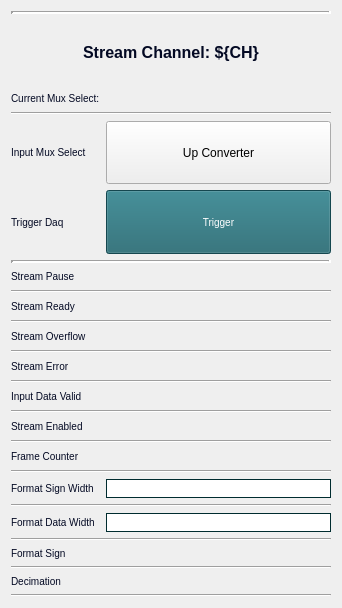
First picture: the form in individuals/up_converter_ch_stream.ui, repository cristinasewell/ATCA_PyDM_Screens, before the edit.
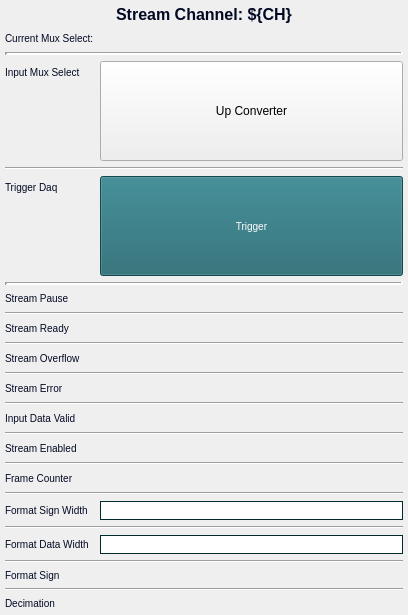
Second picture: the form after the edit. Custom widgets are drawn as their Qt base class.

Commit message: FIX - fix layout for some widgets - mostly stream channel widgets

Diff of the .ui file:
```diff
--- a/individuals/up_converter_ch_stream.ui
+++ b/individuals/up_converter_ch_stream.ui
@@ -6,12 +6,12 @@
    <rect>
     <x>0</x>
     <y>0</y>
-    <width>342</width>
-    <height>608</height>
+    <width>408</width>
+    <height>615</height>
    </rect>
   </property>
   <property name="sizePolicy">
-   <sizepolicy hsizetype="Expanding" vsizetype="Expanding">
+   <sizepolicy hsizetype="MinimumExpanding" vsizetype="Preferred">
     <horstretch>0</horstretch>
     <verstretch>0</verstretch>
    </sizepolicy>
@@ -25,102 +25,52 @@
   <property name="windowTitle">
    <string>Bay1 Channel Stream </string>
   </property>
-  <layout class="QGridLayout" name="gridLayout">
-   <item row="18" column="0" colspan="4">
-    <widget class="Line" name="line_6">
-     <property name="orientation">
-      <enum>Qt::Horizontal</enum>
-     </property>
-    </widget>
-   </item>
-   <item row="25" column="0" colspan="2">
-    <widget class="QLabel" name="label_11">
-     <property name="styleSheet">
-      <string notr="true">QLabel{
-  color:#030923;
-  font-size: 10px;
-  font-style: bold;
-}</string>
-     </property>
-     <property name="text">
-      <string>Format Sign</string>
-     </property>
-    </widget>
-   </item>
-   <item row="15" column="3">
-    <widget class="PyDMLabel" name="PyDMLabel_5">
-     <property name="font">
-      <font>
-       <pointsize>10</pointsize>
-      </font>
-     </property>
-     <property name="toolTip">
-      <string/>
-     </property>
-     <property name="styleSheet">
-      <string notr="true"/>
-     </property>
-     <property name="text">
-      <string/>
-     </property>
-     <property name="channel" stdset="0">
-      <string>ca://${DEVICE}:DAQMUX1_INPDATAVALID${CH}</string>
-     </property>
-    </widget>
-   </item>
-   <item row="0" column="0" colspan="4">
-    <widget class="Line" name="line_13">
+  <layout class="QVBoxLayout" name="verticalLayout" stretch="0,1">
+   <property name="leftMargin">
+    <number>5</number>
+   </property>
+   <property name="topMargin">
+    <number>5</number>
+   </property>
+   <property name="rightMargin">
+    <number>5</number>
+   </property>
+   <property name="bottomMargin">
+    <number>5</number>
+   </property>
+   <item>
+    <widget class="QLabel" name="label">
      <property name="sizePolicy">
-      <sizepolicy hsizetype="Preferred" vsizetype="Minimum">
+      <sizepolicy hsizetype="MinimumExpanding" vsizetype="MinimumExpanding">
        <horstretch>0</horstretch>
        <verstretch>0</verstretch>
       </sizepolicy>
      </property>
-     <property name="lineWidth">
-      <number>3</number>
-     </property>
-     <property name="orientation">
-      <enum>Qt::Horizontal</enum>
-     </property>
-    </widget>
-   </item>
-   <item row="16" column="0" colspan="4">
-    <widget class="Line" name="line_5">
-     <property name="orientation">
-      <enum>Qt::Horizontal</enum>
-     </property>
-    </widget>
-   </item>
-   <item row="17" column="3">
-    <widget class="PyDMLabel" name="PyDMLabel_6">
-     <property name="font">
-      <font>
-       <pointsize>10</pointsize>
-      </font>
-     </property>
-     <property name="toolTip">
-      <string/>
-     </property>
      <property name="styleSheet">
-      <string notr="true"/>
+      <string notr="true">QLabel{
+  color:#030923;
+  font-size: 16px;
+  font: bold;
+}</string>
      </property>
      <property name="text">
-      <string/>
+      <string>Stream Channel: ${CH}</string>
      </property>
-     <property name="channel" stdset="0">
-      <string>ca://${DEVICE}:DAQMUX1_STRMENABLED${CH}</string>
+     <property name="alignment">
+      <set>Qt::AlignCenter</set>
      </property>
     </widget>
    </item>
-   <item row="24" column="0" colspan="4">
-    <widget class="Line" name="line_9">
-     <property name="orientation">
-      <enum>Qt::Horizontal</enum>
-     </property>
-    </widget>
-   </item>
-   <item row="2" column="0" colspan="3">
+   <item>
+    <layout class="QFormLayout" name="formLayout">
+     <item row="0" column="0">
     <widget class="QLabel" name="label_15">
+       <property name="sizePolicy">
+        <sizepolicy hsizetype="MinimumExpanding" vsizetype="Preferred">
+         <horstretch>0</horstretch>
+         <verstretch>0</verstretch>
+        </sizepolicy>
+       </property>
      <property name="styleSheet">
       <string notr="true">QLabel{
   color:#030923;
@@ -133,179 +83,104 @@
      </property>
     </widget>
    </item>
-   <item row="3" column="0" colspan="4">
-    <widget class="Line" name="line_14">
-     <property name="orientation">
-      <enum>Qt::Horizontal</enum>
-     </property>
-    </widget>
-   </item>
-   <item row="22" column="0" colspan="4">
-    <widget class="Line" name="line_8">
-     <property name="orientation">
-      <enum>Qt::Horizontal</enum>
-     </property>
-    </widget>
-   </item>
-   <item row="27" column="3">
-    <layout class="QHBoxLayout" name="horizontalLayout_2">
-     <item>
-      <widget class="PyDMEnumButton" name="PyDMEnumButton_2">
+     <item row="0" column="1">
+      <widget class="PyDMLabel" name="PyDMLabel_8">
        <property name="toolTip">
         <string/>
        </property>
        <property name="styleSheet">
-        <string notr="true">QPushButton {
-  background-color: #50697D;
-  border-color: #F3B749;
-  color:white;
-  font-size: 10px;
-}
-QPushButton:checked{
-  background-color: #14B09B;
-  font: bold
-}
-QPushButton:hover{
-  border-style: outset;
-}</string>
-       </property>
-       <property name="channel" stdset="0">
-        <string>ca://${DEVICE}:DAQMUX1_DECIMATION${CH}</string>
-       </property>
-       <property name="orientation" stdset="0">
-        <enum>Qt::Horizontal</enum>
-       </property>
-       <property name="marginTop" stdset="0">
-        <number>0</number>
-       </property>
-       <property name="marginBottom" stdset="0">
-        <number>0</number>
-       </property>
-       <property name="marginLeft" stdset="0">
-        <number>0</number>
-       </property>
-       <property name="marginRight" stdset="0">
-        <number>0</number>
-       </property>
-       <property name="horizontalSpacing" stdset="0">
-        <number>4</number>
-       </property>
-       <property name="verticalSpacing" stdset="0">
-        <number>0</number>
-       </property>
-      </widget>
-     </item>
-    </layout>
-   </item>
-   <item row="10" column="0" colspan="4">
-    <widget class="Line" name="line_2">
-     <property name="orientation">
-      <enum>Qt::Horizontal</enum>
-     </property>
-    </widget>
-   </item>
-   <item row="6" column="0" colspan="4">
-    <widget class="Line" name="line_12">
-     <property name="styleSheet">
-      <string notr="true"/>
-     </property>
-     <property name="frameShadow">
-      <enum>QFrame::Sunken</enum>
-     </property>
-     <property name="lineWidth">
-      <number>3</number>
-     </property>
-     <property name="orientation">
-      <enum>Qt::Horizontal</enum>
-     </property>
-    </widget>
-   </item>
-   <item row="11" column="0" colspan="3">
-    <widget class="QLabel" name="label_2">
-     <property name="styleSheet">
       <string notr="true">QLabel{
-  color:#030923;
-  font-size: 10px;
-  font-style: bold;
+color:#7A2D59;
+font: bold;
+font: 14px;
 }</string>
      </property>
      <property name="text">
-      <string>Stream Overflow</string>
-     </property>
-    </widget>
-   </item>
-   <item row="7" column="3">
-    <widget class="PyDMLabel" name="PyDMLabel">
-     <property name="font">
-      <font>
-       <pointsize>10</pointsize>
-      </font>
-     </property>
-     <property name="toolTip">
       <string/>
      </property>
-     <property name="styleSheet">
-      <string notr="true"/>
-     </property>
-     <property name="text">
-      <string/>
-     </property>
      <property name="channel" stdset="0">
-      <string>ca://${DEVICE}:DAQMUX1_STRMPAUSE${CH}</string>
-     </property>
-    </widget>
-   </item>
-   <item row="21" column="3">
-    <widget class="PyDMLineEdit" name="PyDMLineEdit">
-     <property name="font">
-      <font>
-       <pointsize>10</pointsize>
-      </font>
-     </property>
-     <property name="toolTip">
-      <string/>
-     </property>
-     <property name="styleSheet">
-      <string notr="true">QLineEdit{
-  border-width: 1px; 
-  border-style: solid; 
-  border-color: #002C2F;
-}</string>
-     </property>
-     <property name="channel" stdset="0">
-      <string>ca://${DEVICE}:DAQMUX1_FORMATSIGNWIDTH${CH}</string>
-     </property>
-    </widget>
-   </item>
-   <item row="26" column="0" colspan="4">
-    <widget class="Line" name="line_10">
-     <property name="orientation">
-      <enum>Qt::Horizontal</enum>
-     </property>
-    </widget>
-   </item>
-   <item row="15" column="0" colspan="3">
-    <widget class="QLabel" name="label_6">
-     <property name="styleSheet">
-      <string notr="true">QLabel{
-  color:#030923;
-  font-size: 10px;
-  font-style: bold;
-}</string>
-     </property>
-     <property name="text">
-      <string>Input Data Valid</string>
-     </property>
-    </widget>
-   </item>
-   <item row="8" column="0" colspan="4">
+        <string>ca://${DEVICE}:DAQMUX1_INPMUXSELSTR${CH}</string>
+       </property>
+       <property name="displayFormat" stdset="0">
+        <enum>PyDMLabel::String</enum>
+       </property>
+      </widget>
+     </item>
+     <item row="1" column="0" colspan="2">
     <widget class="Line" name="line">
+       <property name="lineWidth">
+        <number>3</number>
+       </property>
      <property name="orientation">
       <enum>Qt::Horizontal</enum>
      </property>
     </widget>
    </item>
-   <item row="5" column="3">
+     <item row="2" column="0">
+      <widget class="QLabel" name="label_14">
+       <property name="styleSheet">
+        <string notr="true">QLabel{
+  color:#030923;
+  font-size: 10px;
+  font-style: bold;
+}</string>
+       </property>
+       <property name="text">
+        <string>Input Mux Select</string>
+       </property>
+      </widget>
+     </item>
+     <item row="2" column="1">
+      <widget class="PyDMRelatedDisplayButton" name="PyDMRelatedDisplayButton_2">
+       <property name="sizePolicy">
+        <sizepolicy hsizetype="Minimum" vsizetype="Expanding">
+         <horstretch>0</horstretch>
+         <verstretch>0</verstretch>
+        </sizepolicy>
+       </property>
+       <property name="toolTip">
+        <string/>
+       </property>
+       <property name="text">
+        <string>Up Converter</string>
+       </property>
+       <property name="filenames" stdset="0">
+        <stringlist>
+         <string>upconverter_mux_select.ui</string>
+        </stringlist>
+       </property>
+       <property name="macros" stdset="0">
+        <stringlist>
+         <string>{&quot;MUX&quot;:&quot;1&quot;}</string>
+        </stringlist>
+       </property>
+       <property name="openInNewWindow" stdset="0">
+        <bool>true</bool>
+       </property>
+      </widget>
+     </item>
+     <item row="3" column="0" colspan="2">
+      <widget class="Line" name="line_2">
+       <property name="orientation">
+        <enum>Qt::Horizontal</enum>
+       </property>
+      </widget>
+     </item>
+     <item row="4" column="0">
+      <widget class="QLabel" name="label_13">
+       <property name="styleSheet">
+        <string notr="true">QLabel{
+  color:#030923;
+  font-size: 10px;
+  font-style: bold;
+}</string>
+       </property>
+       <property name="text">
+        <string>Trigger Daq</string>
+       </property>
+      </widget>
+     </item>
+     <item row="4" column="1">
     <widget class="PyDMPushButton" name="PyDMPushButton_5">
      <property name="sizePolicy">
       <sizepolicy hsizetype="Minimum" vsizetype="Expanding">
@@ -342,15 +217,32 @@
      </property>
     </widget>
    </item>
-   <item row="20" column="0" colspan="4">
-    <widget class="Line" name="line_7">
+     <item row="5" column="0" colspan="2">
+      <widget class="Line" name="line_3">
+       <property name="lineWidth">
+        <number>3</number>
+       </property>
      <property name="orientation">
       <enum>Qt::Horizontal</enum>
      </property>
     </widget>
    </item>
-   <item row="23" column="3">
-    <widget class="PyDMLineEdit" name="PyDMLineEdit_2">
+     <item row="6" column="0">
+      <widget class="QLabel" name="label_3">
+       <property name="styleSheet">
+        <string notr="true">QLabel{
+  color:#030923;
+  font-size: 10px;
+  font-style: bold;
+}</string>
+       </property>
+       <property name="text">
+        <string>Stream Pause</string>
+       </property>
+      </widget>
+     </item>
+     <item row="6" column="1">
+      <widget class="PyDMLabel" name="PyDMLabel">
      <property name="font">
       <font>
        <pointsize>10</pointsize>
@@ -360,25 +252,24 @@
       <string/>
      </property>
      <property name="styleSheet">
-      <string notr="true">QLineEdit{
-  border-width: 1px; 
-  border-style: solid; 
-  border-color: #002C2F;
-}</string>
+        <string notr="true"/>
+       </property>
+       <property name="text">
+        <string/>
      </property>
      <property name="channel" stdset="0">
       <string>ca://${DEVICE}:DAQMUX1_FORMATDATAWIDTH${CH}</string>
      </property>
     </widget>
    </item>
-   <item row="14" column="0" colspan="4">
+     <item row="7" column="0" colspan="2">
     <widget class="Line" name="line_4">
      <property name="orientation">
       <enum>Qt::Horizontal</enum>
      </property>
     </widget>
    </item>
-   <item row="9" column="0" colspan="3">
+     <item row="8" column="0">
     <widget class="QLabel" name="label_4">
      <property name="styleSheet">
       <string notr="true">QLabel{
@@ -392,43 +283,36 @@
      </property>
     </widget>
    </item>
-   <item row="27" column="0" colspan="2">
-    <widget class="QLabel" name="label_12">
-     <property name="styleSheet">
-      <string notr="true">QLabel{
-  color:#030923;
-  font-size: 10px;
-  font-style: bold;
-}</string>
-     </property>
-     <property name="text">
-      <string>Decimation</string>
-     </property>
-    </widget>
-   </item>
-   <item row="17" column="0" colspan="3">
-    <widget class="QLabel" name="label_7">
+     <item row="8" column="1">
+      <widget class="PyDMLabel" name="PyDMLabel_2">
+       <property name="font">
+        <font>
+         <pointsize>10</pointsize>
+        </font>
+       </property>
+       <property name="toolTip">
+        <string/>
+       </property>
      <property name="styleSheet">
-      <string notr="true">QLabel{
-  color:#030923;
-  font-size: 10px;
-  font-style: bold;
-}</string>
+        <string notr="true"/>
      </property>
      <property name="text">
-      <string>Stream Enabled</string>
-     </property>
-    </widget>
-   </item>
-   <item row="12" column="0" colspan="4">
-    <widget class="Line" name="line_3">
+        <string/>
+       </property>
+       <property name="channel" stdset="0">
+        <string>ca://${DEVICE}:DAQMUX1_STRMRDY${CH}</string>
+       </property>
+      </widget>
+     </item>
+     <item row="9" column="0" colspan="2">
+      <widget class="Line" name="line_5">
      <property name="orientation">
       <enum>Qt::Horizontal</enum>
      </property>
     </widget>
    </item>
-   <item row="19" column="0" colspan="3">
-    <widget class="QLabel" name="label_8">
+     <item row="10" column="0">
+      <widget class="QLabel" name="label_2">
      <property name="styleSheet">
       <string notr="true">QLabel{
   color:#030923;
@@ -437,11 +321,39 @@
 }</string>
      </property>
      <property name="text">
-      <string>Frame Counter</string>
+        <string>Stream Overflow</string>
      </property>
     </widget>
    </item>
-   <item row="13" column="0" colspan="3">
+     <item row="10" column="1">
+      <widget class="PyDMLabel" name="PyDMLabel_3">
+       <property name="font">
+        <font>
+         <pointsize>10</pointsize>
+        </font>
+       </property>
+       <property name="toolTip">
+        <string/>
+       </property>
+       <property name="styleSheet">
+        <string notr="true"/>
+       </property>
+       <property name="text">
+        <string/>
+       </property>
+       <property name="channel" stdset="0">
+        <string>ca://${DEVICE}:DAQMUX1_STRMOVF${CH}</string>
+       </property>
+      </widget>
+     </item>
+     <item row="11" column="0" colspan="2">
+      <widget class="Line" name="line_6">
+       <property name="orientation">
+        <enum>Qt::Horizontal</enum>
+       </property>
+      </widget>
+     </item>
+     <item row="12" column="0">
     <widget class="QLabel" name="label_5">
      <property name="styleSheet">
       <string notr="true">QLabel{
@@ -455,37 +367,7 @@
      </property>
     </widget>
    </item>
-   <item row="2" column="3">
-    <widget class="PyDMLabel" name="PyDMLabel_8">
-     <property name="toolTip">
-      <string/>
-     </property>
-     <property name="styleSheet">
-      <string notr="true">QLabel{
-color:#7A2D59;
-font: bold;
-font: 14px;
-}</string>
-     </property>
-     <property name="text">
-      <string/>
-     </property>
-     <property name="channel" stdset="0">
-      <string>ca://${DEVICE}:DAQMUX1_INPMUXSELSTR${CH}</string>
-     </property>
-     <property name="displayFormat" stdset="0">
-      <enum>PyDMLabel::String</enum>
-     </property>
-    </widget>
-   </item>
-   <item row="28" column="0" colspan="4">
-    <widget class="Line" name="line_11">
-     <property name="orientation">
-      <enum>Qt::Horizontal</enum>
-     </property>
-    </widget>
-   </item>
-   <item row="13" column="3">
+     <item row="12" column="1">
     <widget class="PyDMLabel" name="PyDMLabel_4">
      <property name="font">
       <font>
@@ -506,8 +388,29 @@
      </property>
     </widget>
    </item>
-   <item row="11" column="3">
-    <widget class="PyDMLabel" name="PyDMLabel_3">
+     <item row="13" column="0" colspan="2">
+      <widget class="Line" name="line_7">
+       <property name="orientation">
+        <enum>Qt::Horizontal</enum>
+       </property>
+      </widget>
+     </item>
+     <item row="14" column="0">
+      <widget class="QLabel" name="label_6">
+       <property name="styleSheet">
+        <string notr="true">QLabel{
+  color:#030923;
+  font-size: 10px;
+  font-style: bold;
+}</string>
+       </property>
+       <property name="text">
+        <string>Input Data Valid</string>
+       </property>
+      </widget>
+     </item>
+     <item row="14" column="1">
+      <widget class="PyDMLabel" name="PyDMLabel_5">
      <property name="font">
       <font>
        <pointsize>10</pointsize>
@@ -527,37 +430,57 @@
      </property>
     </widget>
    </item>
-   <item row="4" column="3">
-    <widget class="PyDMRelatedDisplayButton" name="PyDMRelatedDisplayButton_2">
-     <property name="sizePolicy">
-      <sizepolicy hsizetype="Minimum" vsizetype="Expanding">
-       <horstretch>0</horstretch>
-       <verstretch>0</verstretch>
-      </sizepolicy>
-     </property>
+     <item row="15" column="0" colspan="2">
+      <widget class="Line" name="line_8">
+       <property name="orientation">
+        <enum>Qt::Horizontal</enum>
+       </property>
+      </widget>
+     </item>
+     <item row="16" column="0">
+      <widget class="QLabel" name="label_7">
+       <property name="styleSheet">
+        <string notr="true">QLabel{
+  color:#030923;
+  font-size: 10px;
+  font-style: bold;
+}</string>
+       </property>
+       <property name="text">
+        <string>Stream Enabled</string>
+       </property>
+      </widget>
+     </item>
+     <item row="16" column="1">
+      <widget class="PyDMLabel" name="PyDMLabel_6">
+       <property name="font">
+        <font>
+         <pointsize>10</pointsize>
+        </font>
+       </property>
      <property name="toolTip">
       <string/>
      </property>
+       <property name="styleSheet">
+        <string notr="true"/>
+       </property>
      <property name="text">
-      <string>Up Converter</string>
-     </property>
-     <property name="filenames" stdset="0">
-      <stringlist>
-       <string>upconverter_mux_select.ui</string>
-      </stringlist>
-     </property>
-     <property name="macros" stdset="0">
-      <stringlist>
-       <string>{&quot;MUX&quot;:&quot;1&quot;}</string>
-      </stringlist>
-     </property>
-     <property name="openInNewWindow" stdset="0">
-      <bool>true</bool>
-     </property>
-    </widget>
-   </item>
-   <item row="4" column="0" colspan="3">
-    <widget class="QLabel" name="label_14">
+        <string/>
+       </property>
+       <property name="channel" stdset="0">
+        <string>ca://${DEVICE}:DAQMUX1_STRMENABLED${CH}</string>
+       </property>
+      </widget>
+     </item>
+     <item row="17" column="0" colspan="2">
+      <widget class="Line" name="line_9">
+       <property name="orientation">
+        <enum>Qt::Horizontal</enum>
+       </property>
+      </widget>
+     </item>
+     <item row="18" column="0">
+      <widget class="QLabel" name="label_8">
      <property name="styleSheet">
       <string notr="true">QLabel{
   color:#030923;
@@ -566,11 +489,11 @@
 }</string>
      </property>
      <property name="text">
-      <string>Input Mux Select</string>
+        <string>Frame Counter</string>
      </property>
     </widget>
    </item>
-   <item row="19" column="3">
+     <item row="18" column="1">
     <widget class="PyDMLabel" name="PyDMLabel_7">
      <property name="font">
       <font>
@@ -591,78 +514,14 @@
      </property>
     </widget>
    </item>
-   <item row="9" column="3">
-    <widget class="PyDMLabel" name="PyDMLabel_2">
-     <property name="font">
-      <font>
-       <pointsize>10</pointsize>
-      </font>
-     </property>
-     <property name="toolTip">
-      <string/>
-     </property>
-     <property name="styleSheet">
-      <string notr="true"/>
-     </property>
-     <property name="text">
-      <string/>
-     </property>
-     <property name="channel" stdset="0">
-      <string>ca://${DEVICE}:DAQMUX1_STRMRDY${CH}</string>
-     </property>
-    </widget>
-   </item>
-   <item row="25" column="3">
-    <layout class="QHBoxLayout" name="horizontalLayout">
-     <item>
-      <widget class="PyDMEnumButton" name="PyDMEnumButton">
-       <property name="toolTip">
-        <string/>
-       </property>
-       <property name="styleSheet">
-        <string notr="true">QPushButton {
-  background-color: #50697D;
-  border-color: #F3B749;
-  color:white;
-  font-size: 10px;
-}
-QPushButton:checked{
-  background-color: #14B09B;
-  font: bold
-}
-QPushButton:hover{
-  border-style: outset;
-}</string>
-       </property>
-       <property name="channel" stdset="0">
-        <string>ca://${DEVICE}:DAQMUX1_FORMATSIGN${CH}</string>
-       </property>
-       <property name="orientation" stdset="0">
+     <item row="19" column="0" colspan="2">
+      <widget class="Line" name="line_10">
+       <property name="orientation">
         <enum>Qt::Horizontal</enum>
        </property>
-       <property name="marginTop" stdset="0">
-        <number>0</number>
-       </property>
-       <property name="marginBottom" stdset="0">
-        <number>0</number>
-       </property>
-       <property name="marginLeft" stdset="0">
-        <number>0</number>
-       </property>
-       <property name="marginRight" stdset="0">
-        <number>0</number>
-       </property>
-       <property name="horizontalSpacing" stdset="0">
-        <number>4</number>
-       </property>
-       <property name="verticalSpacing" stdset="0">
-        <number>0</number>
-       </property>
       </widget>
      </item>
-    </layout>
-   </item>
-   <item row="21" column="0" colspan="3">
+     <item row="20" column="0">
     <widget class="QLabel" name="label_9">
      <property name="styleSheet">
       <string notr="true">QLabel{
@@ -676,44 +535,36 @@
      </property>
     </widget>
    </item>
-   <item row="7" column="0" colspan="3">
-    <widget class="QLabel" name="label_3">
+     <item row="20" column="1">
+      <widget class="PyDMLineEdit" name="PyDMLineEdit">
+       <property name="font">
+        <font>
+         <pointsize>10</pointsize>
+        </font>
+       </property>
+       <property name="toolTip">
+        <string/>
+       </property>
      <property name="styleSheet">
-      <string notr="true">QLabel{
-  color:#030923;
-  font-size: 10px;
-  font-style: bold;
+        <string notr="true">QLineEdit{
+  border-width: 1px; 
+  border-style: solid; 
+  border-color: #002C2F;
 }</string>
      </property>
-     <property name="text">
-      <string>Stream Pause</string>
+       <property name="channel" stdset="0">
+        <string>ca://${DEVICE}:DAQMUX1_FORMATSIGNWIDTH${CH}</string>
      </property>
     </widget>
    </item>
-   <item row="1" column="0" colspan="4">
-    <widget class="QLabel" name="label">
-     <property name="sizePolicy">
-      <sizepolicy hsizetype="MinimumExpanding" vsizetype="MinimumExpanding">
-       <horstretch>0</horstretch>
-       <verstretch>0</verstretch>
-      </sizepolicy>
-     </property>
-     <property name="styleSheet">
-      <string notr="true">QLabel{
-  color:#030923;
-  font-size: 16px;
-  font: bold;
-}</string>
-     </property>
-     <property name="text">
-      <string>Stream Channel: ${CH}</string>
-     </property>
-     <property name="alignment">
-      <set>Qt::AlignCenter</set>
-     </property>
-    </widget>
-   </item>
-   <item row="23" column="0" colspan="3">
+     <item row="21" column="0" colspan="2">
+      <widget class="Line" name="line_11">
+       <property name="orientation">
+        <enum>Qt::Horizontal</enum>
+       </property>
+      </widget>
+     </item>
+     <item row="22" column="0">
     <widget class="QLabel" name="label_10">
      <property name="styleSheet">
       <string notr="true">QLabel{
@@ -727,9 +578,38 @@
      </property>
     </widget>
    </item>
-   <item row="5" column="0">
-    <widget class="QLabel" name="label_13">
+     <item row="22" column="1">
+      <widget class="PyDMLineEdit" name="PyDMLineEdit_2">
+       <property name="font">
+        <font>
+         <pointsize>10</pointsize>
+        </font>
+       </property>
+       <property name="toolTip">
+        <string/>
+       </property>
      <property name="styleSheet">
+        <string notr="true">QLineEdit{
+  border-width: 1px; 
+  border-style: solid; 
+  border-color: #002C2F;
+}</string>
+       </property>
+       <property name="channel" stdset="0">
+        <string>ca://${DEVICE}:DAQMUX1_FORMATDATAWIDTH${CH}</string>
+       </property>
+      </widget>
+     </item>
+     <item row="23" column="0" colspan="2">
+      <widget class="Line" name="line_12">
+       <property name="orientation">
+        <enum>Qt::Horizontal</enum>
+       </property>
+      </widget>
+     </item>
+     <item row="24" column="0">
+      <widget class="QLabel" name="label_11">
+       <property name="styleSheet">
       <string notr="true">QLabel{
   color:#030923;
   font-size: 10px;
@@ -737,9 +617,124 @@
 }</string>
      </property>
      <property name="text">
-      <string>Trigger Daq</string>
-     </property>
-    </widget>
+        <string>Format Sign</string>
+       </property>
+      </widget>
+     </item>
+     <item row="24" column="1">
+      <widget class="PyDMEnumButton" name="PyDMEnumButton">
+       <property name="toolTip">
+        <string/>
+       </property>
+       <property name="styleSheet">
+        <string notr="true">QPushButton {
+  background-color: #50697D;
+  border-color: #F3B749;
+  color:white;
+  font-size: 10px;
+}
+QPushButton:checked{
+  background-color: #14B09B;
+  font: bold
+}
+QPushButton:hover{
+  border-style: outset;
+}</string>
+       </property>
+       <property name="channel" stdset="0">
+        <string>ca://${DEVICE}:DAQMUX1_FORMATSIGN${CH}</string>
+       </property>
+       <property name="orientation" stdset="0">
+        <enum>Qt::Horizontal</enum>
+       </property>
+       <property name="marginTop" stdset="0">
+        <number>0</number>
+       </property>
+       <property name="marginBottom" stdset="0">
+        <number>0</number>
+       </property>
+       <property name="marginLeft" stdset="0">
+        <number>0</number>
+       </property>
+       <property name="marginRight" stdset="0">
+        <number>0</number>
+       </property>
+       <property name="horizontalSpacing" stdset="0">
+        <number>0</number>
+       </property>
+       <property name="verticalSpacing" stdset="0">
+        <number>0</number>
+       </property>
+      </widget>
+     </item>
+     <item row="25" column="0" colspan="2">
+      <widget class="Line" name="line_13">
+       <property name="orientation">
+        <enum>Qt::Horizontal</enum>
+       </property>
+      </widget>
+     </item>
+     <item row="26" column="0">
+      <widget class="QLabel" name="label_12">
+       <property name="styleSheet">
+        <string notr="true">QLabel{
+  color:#030923;
+  font-size: 10px;
+  font-style: bold;
+}</string>
+       </property>
+       <property name="text">
+        <string>Decimation</string>
+       </property>
+      </widget>
+     </item>
+     <item row="26" column="1">
+      <widget class="PyDMEnumButton" name="PyDMEnumButton_2">
+       <property name="toolTip">
+        <string/>
+       </property>
+       <property name="styleSheet">
+        <string notr="true">QPushButton {
+  background-color: #50697D;
+  border-color: #F3B749;
+  color:white;
+  font-size: 10px;
+}
+QPushButton:checked{
+  background-color: #14B09B;
+  font: bold
+}
+QPushButton:hover{
+  border-style: outset;
+}</string>
+       </property>
+       <property name="channel" stdset="0">
+        <string>ca://${DEVICE}:DAQMUX1_DECIMATION${CH}</string>
+       </property>
+       <property name="orientation" stdset="0">
+        <enum>Qt::Horizontal</enum>
+       </property>
+       <property name="marginTop" stdset="0">
+        <number>0</number>
+       </property>
+       <property name="marginBottom" stdset="0">
+        <number>0</number>
+       </property>
+       <property name="marginLeft" stdset="0">
+        <number>0</number>
+       </property>
+       <property name="marginRight" stdset="0">
+        <number>0</number>
+       </property>
+       <property name="horizontalSpacing" stdset="0">
+        <number>0</number>
+       </property>
+       <property name="verticalSpacing" stdset="0">
+        <number>0</number>
+       </property>
+      </widget>
+     </item>
+    </layout>
    </item>
   </layout>
  </widget>
@@ -749,16 +744,16 @@
    <extends>QLabel</extends>
    <header>pydm.widgets.label</header>
   </customwidget>
-  <customwidget>
-   <class>PyDMEnumButton</class>
-   <extends>QWidget</extends>
-   <header>pydm.widgets.enum_button</header>
-  </customwidget>
   <customwidget>
    <class>PyDMLineEdit</class>
    <extends>QLineEdit</extends>
    <header>pydm.widgets.line_edit</header>
   </customwidget>
+  <customwidget>
+   <class>PyDMEnumButton</class>
+   <extends>QWidget</extends>
+   <header>pydm.widgets.enum_button</header>
+  </customwidget>
   <customwidget>
    <class>PyDMPushButton</class>
    <extends>QPushButton</extends>
```
Left out of the diff: 4 changed lines with no effect on the pictures. Lines whose indentation alone changed are shown as unchanged. The commit also changes 5 other files.
